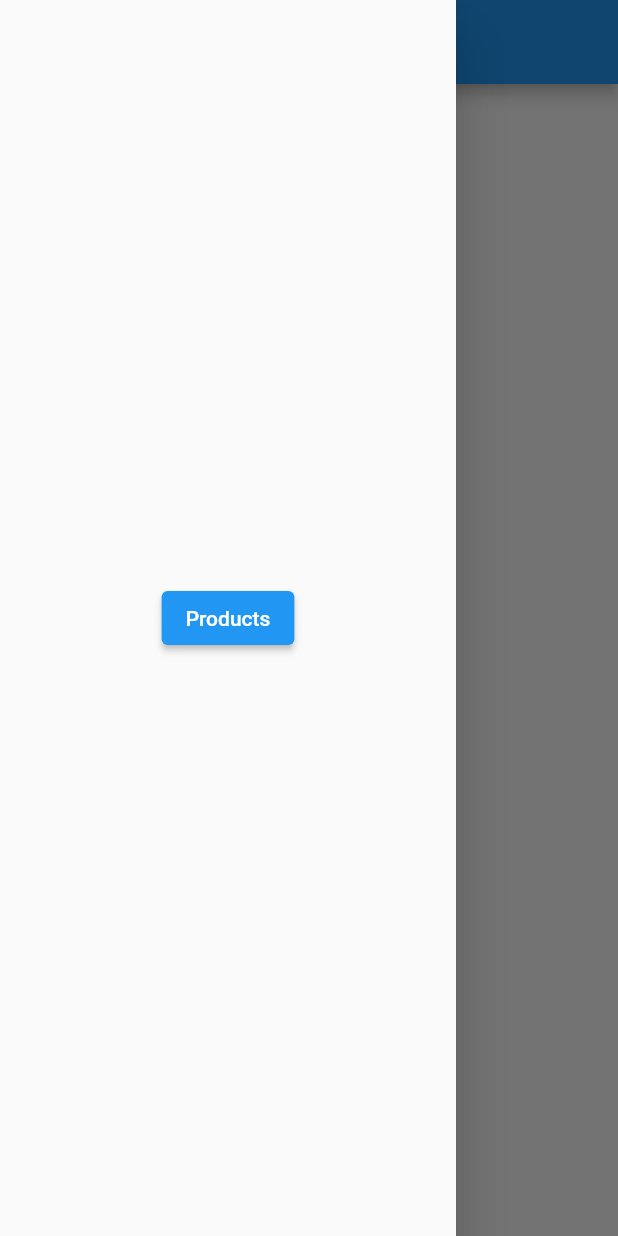
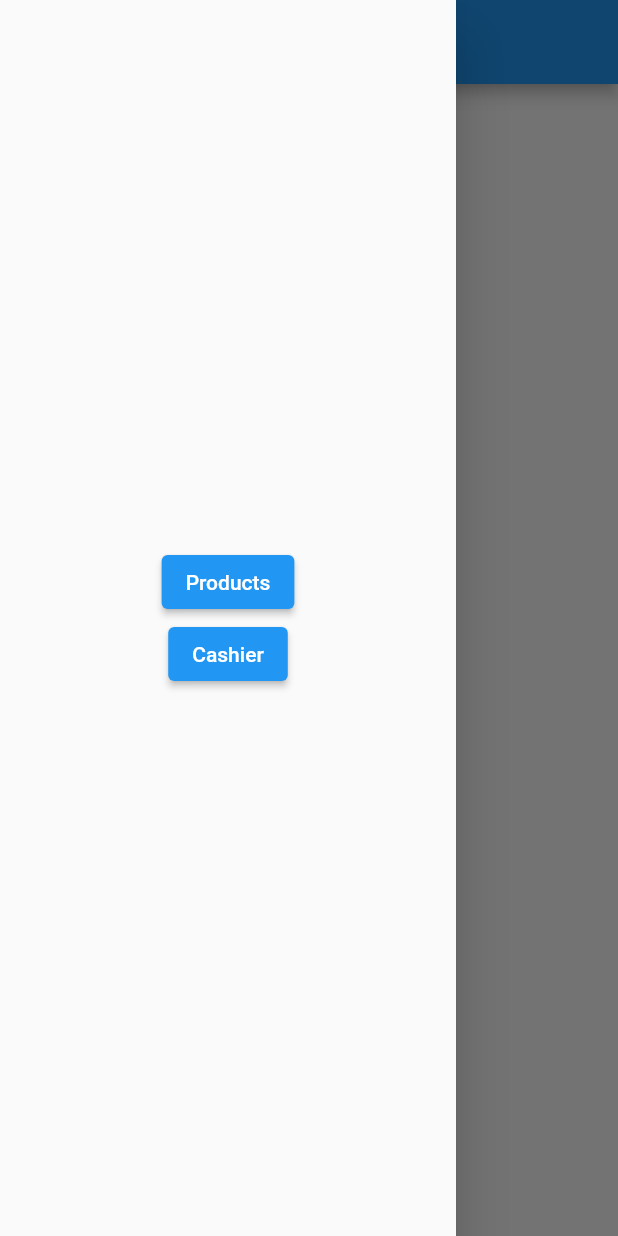
Before and after one commit to USHIERU/POS, a Flutter app: the HomeScreen screen opened by its route, with the side drawer open, on a phone screen of 412 x 824 dp. Run offline on Flutter 3.47's test engine with Material 2 defaults, Android fonts, the phone set to English and light mode, and no system bars; our stand-ins replace get.

Commit message:
add cash register to home

```diff
--- a/lib/app/routes/home/controllers/home_screen_controller.dart
+++ b/lib/app/routes/home/controllers/home_screen_controller.dart
@@ -1,6 +1,9 @@
 part of '../home_screen.dart';
 
-enum HOME_CONTAINERS { PRODUCTS }
+enum HOME_CONTAINERS {
+  PRODUCTS,
+  CASHIER,
+}
 
 class HomeScreenController extends GetxController {
   final Rx<Container> container = Container(
@@ -11,6 +14,8 @@ class HomeScreenController extends GetxController {
   changeContainer(HOME_CONTAINERS newContainer) {
     if (newContainer == HOME_CONTAINERS.PRODUCTS)
       container.value = Container(child: ProductScreen());
+    else if (newContainer == HOME_CONTAINERS.CASHIER)
+      container.value = Container(child: CashRegisterScreen());
 
     Get.back();
   }
--- a/lib/app/routes/home/home_screen.dart
+++ b/lib/app/routes/home/home_screen.dart
@@ -1,5 +1,6 @@
 import 'package:flutter/material.dart';
 import 'package:get/get.dart';
+import 'package:pos/app/screens/cash_register/cash_register_screen.dart';
 import 'package:pos/app/screens/product/product_screen.dart';
 
 part 'controllers/home_screen_controller.dart';
@@ -21,6 +22,11 @@ class HomeScreen extends GetResponsiveView<HomeScreenController> {
                   controller.changeContainer(HOME_CONTAINERS.PRODUCTS),
               child: Text('Products'),
             ),
+            ElevatedButton(
+              onPressed: () =>
+                  controller.changeContainer(HOME_CONTAINERS.CASHIER),
+              child: Text('Cashier'),
+            ),
           ],
         ),
       ),
@@ -40,6 +46,11 @@ class HomeScreen extends GetResponsiveView<HomeScreenController> {
               onPressed: () =>
                   controller.changeContainer(HOME_CONTAINERS.PRODUCTS),
               child: Text('Products'),
+            ),
+            ElevatedButton(
+              onPressed: () =>
+                  controller.changeContainer(HOME_CONTAINERS.CASHIER),
+              child: Text('Cashier'),
             ),
           ],
         ),
@@ -64,6 +75,11 @@ class HomeScreen extends GetResponsiveView<HomeScreenController> {
                   onPressed: () =>
                       controller.changeContainer(HOME_CONTAINERS.PRODUCTS),
                   child: Text('Products'),
+                ),
+                ElevatedButton(
+                  onPressed: () =>
+                      controller.changeContainer(HOME_CONTAINERS.CASHIER),
+                  child: Text('Cashier'),
                 ),
               ],
             ),
```
